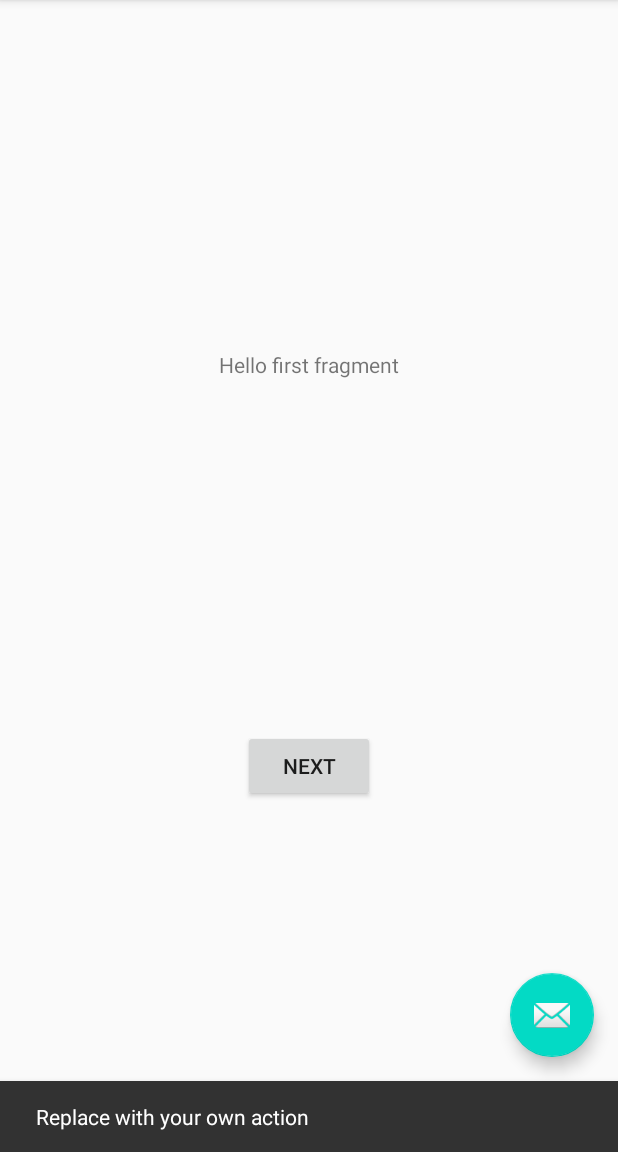
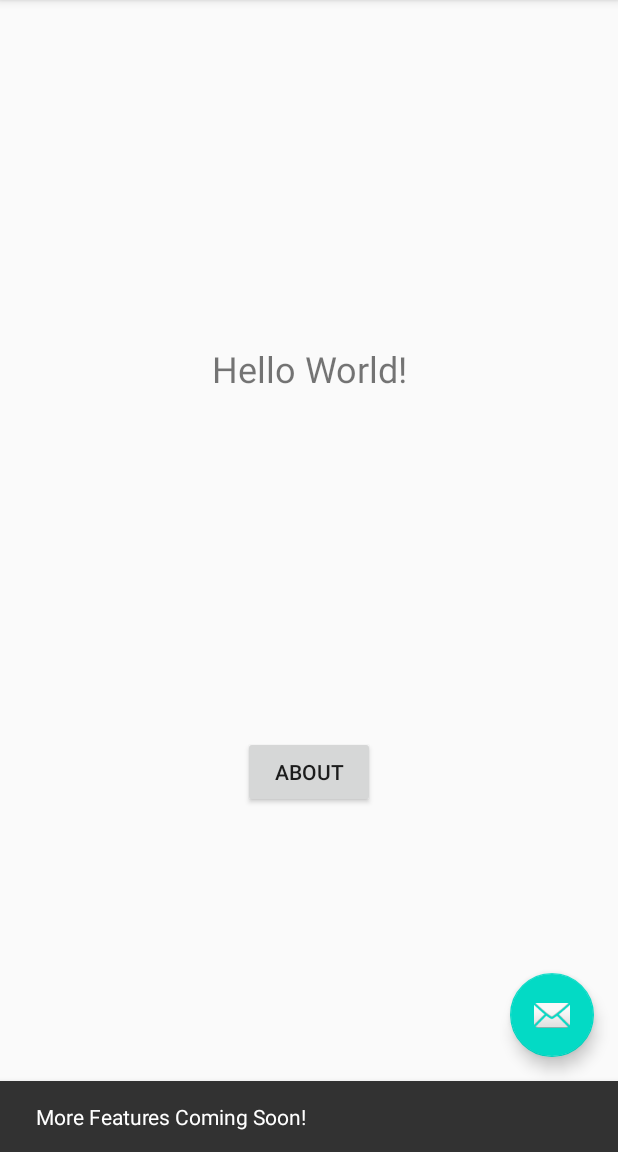
Before and after one commit to hassankn/NUMAD20Su-HassanKhan, an Android app: the screen it shows after launch (MainActivity), after a tap on an icon or button, on a phone screen of 412 x 824 dp, the part 84-1236 px from its top. Run offline under Robolectric (Android 15) with nearby library versions, the phone set to English and light mode, and no system bars.

Commit message:
Add about segment, formatting

```diff
--- a/app/src/main/java/edu/neu/madcourse/numad20su_hassankhan/MainActivity.java
+++ b/app/src/main/java/edu/neu/madcourse/numad20su_hassankhan/MainActivity.java
@@ -25,7 +25,7 @@ public class MainActivity extends AppCompatActivity {
         fab.setOnClickListener(new View.OnClickListener() {
             @Override
             public void onClick(View view) {
-                Snackbar.make(view, "Replace with your own action", Snackbar.LENGTH_LONG)
+                Snackbar.make(view, "More Features Coming Soon!", Snackbar.LENGTH_LONG)
                         .setAction("Action", null).show();
             }
         });
--- a/app/src/main/res/layout/fragment_first.xml
+++ b/app/src/main/res/layout/fragment_first.xml
@@ -11,6 +11,8 @@
         android:layout_width="wrap_content"
         android:layout_height="wrap_content"
         android:text="@string/hello_first_fragment"
+        android:textAlignment="center"
+        android:textSize="24sp"
         app:layout_constraintBottom_toTopOf="@id/button_first"
         app:layout_constraintEnd_toEndOf="parent"
         app:layout_constraintStart_toStartOf="parent"
@@ -20,7 +22,7 @@
         android:id="@+id/button_first"
         android:layout_width="wrap_content"
         android:layout_height="wrap_content"
-        android:text="@string/next"
+        android:text="@string/about"
         app:layout_constraintBottom_toBottomOf="parent"
         app:layout_constraintEnd_toEndOf="parent"
         app:layout_constraintStart_toStartOf="parent"
--- a/app/src/main/res/layout/fragment_second.xml
+++ b/app/src/main/res/layout/fragment_second.xml
@@ -10,6 +10,9 @@
         android:id="@+id/textview_second"
         android:layout_width="wrap_content"
         android:layout_height="wrap_content"
+        android:text="@string/hello_second_fragment"
+        android:textAlignment="center"
+        android:textSize="24sp"
         app:layout_constraintBottom_toTopOf="@id/button_second"
         app:layout_constraintEnd_toEndOf="parent"
         app:layout_constraintStart_toStartOf="parent"
@@ -19,7 +22,7 @@
         android:id="@+id/button_second"
         android:layout_width="wrap_content"
         android:layout_height="wrap_content"
-        android:text="@string/previous"
+        android:text="@string/home"
         app:layout_constraintBottom_toBottomOf="parent"
         app:layout_constraintEnd_toEndOf="parent"
         app:layout_constraintStart_toStartOf="parent"
--- a/app/src/main/res/values/strings.xml
+++ b/app/src/main/res/values/strings.xml
@@ -1,12 +1,12 @@
 <resources>
     <string name="app_name">NUMAD20Su-HassanKhan</string>
-    <string name="action_settings">Settings</string>
+    <string name="action_settings">Settings (Coming Soon!)</string>
     <!-- Strings used for fragments for navigation -->
     <string name="first_fragment_label">First Fragment</string>
     <string name="second_fragment_label">Second Fragment</string>
-    <string name="next">Next</string>
-    <string name="previous">Previous</string>
+    <string name="about">About</string>
+    <string name="home">Home</string>
 
-    <string name="hello_first_fragment">Hello first fragment</string>
-    <string name="hello_second_fragment">Hello second fragment. Arg: %1$s</string>
+    <string name="hello_first_fragment">Hello World!</string>
+    <string name="hello_second_fragment">About\n\nHassan Khan\nkhan.h@husky(dot)neu.edu</string>
 </resources>
```
